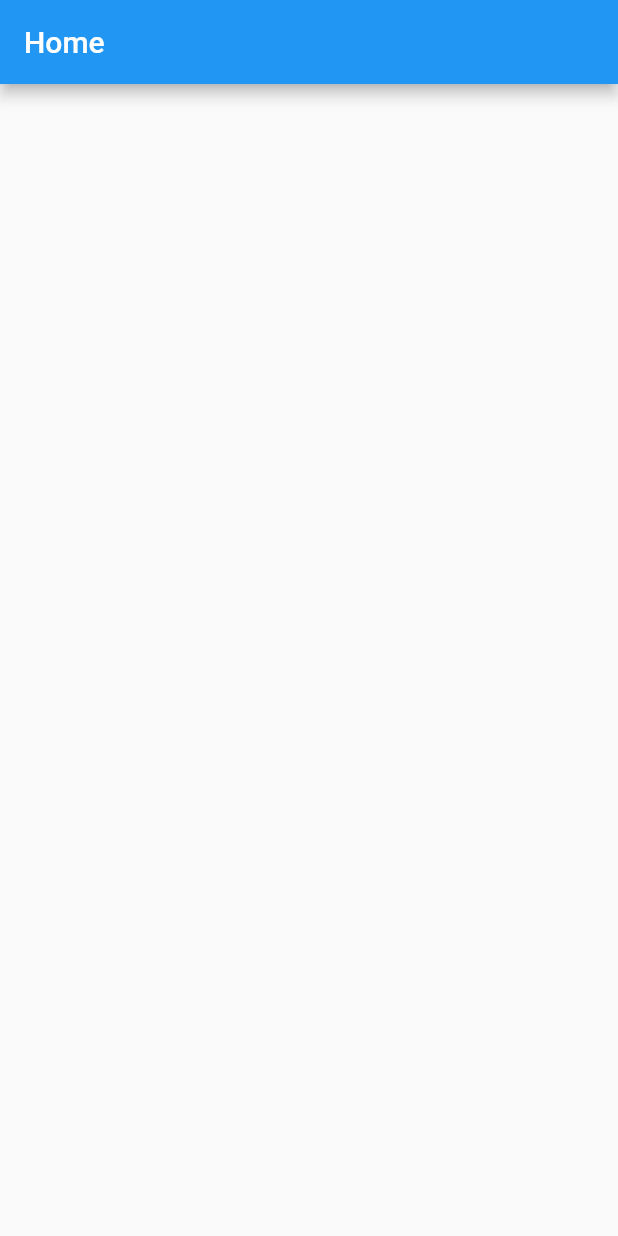
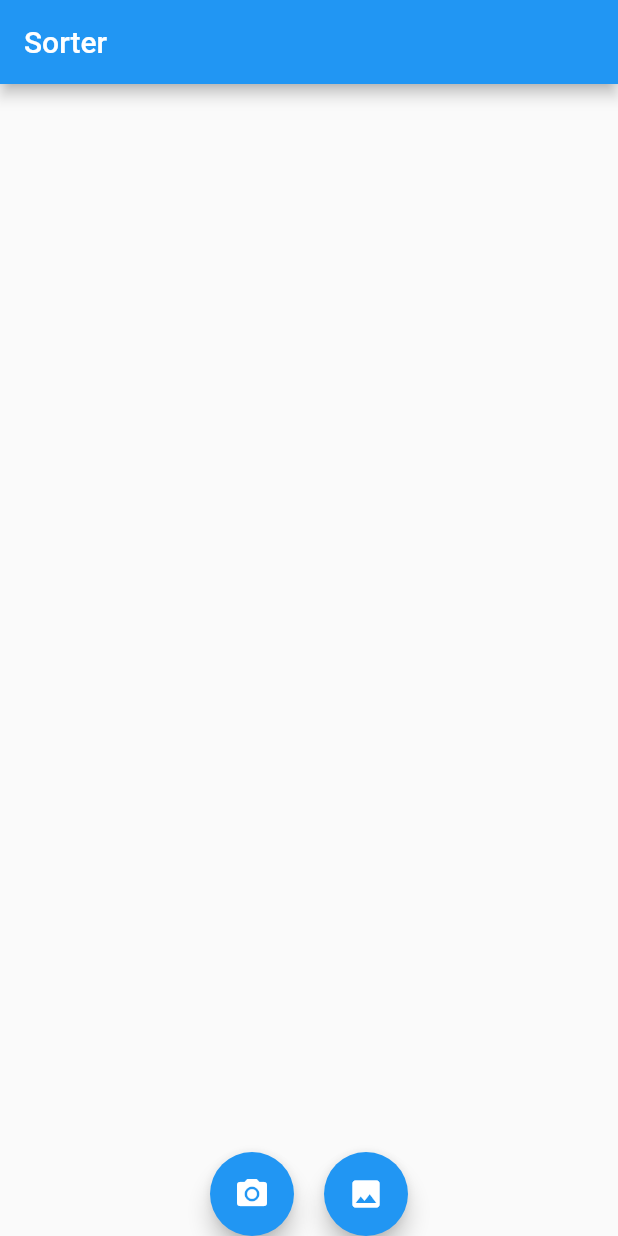
Before and after one commit to vpaniush/waste_sorter, a Flutter app: the screen it shows after launch, on a phone screen of 412 x 824 dp. Run offline on Flutter 3.47's test engine with Material 2 defaults, Android fonts, the phone set to English and light mode, and no system bars; our stand-ins replace easy_localization, equatable, flutter_bloc, flutter_screenutil, image_picker; missing offline and left inert: tflite.

Commit message:
setups tflite waste classifying by image

```diff
--- /dev/null
+++ b/assets/network/labels.txt
@@ -0,0 +1,6 @@
+0 cardboard
+1 glass
+2 metal
+3 paper
+4 plastic
+5 trash
--- /dev/null
+++ b/lib/data/api/waste_sorting/waste_sorting_service.dart
@@ -0,0 +1,7 @@
+abstract class WasteSortingService {
+  Future<void> load();
+
+  Future<List> classify(String path);
+
+  Future<void> close();
+}
--- /dev/null
+++ b/lib/domain/blocs/app_bloc/app_event.dart
@@ -0,0 +1,10 @@
+import 'package:equatable/equatable.dart';
+
+abstract class AppEvent extends Equatable {
+  const AppEvent();
+
+  @override
+  List<Object> get props => [];
+}
+
+class LoadApp extends AppEvent {}
--- /dev/null
+++ b/lib/domain/blocs/app_bloc/app_state.dart
@@ -0,0 +1,12 @@
+import 'package:equatable/equatable.dart';
+
+abstract class AppState extends Equatable {
+  const AppState();
+
+  @override
+  List<Object> get props => [];
+}
+
+class AppInitial extends AppState {}
+
+class AppLoaded extends AppState{}
--- /dev/null
+++ b/lib/domain/blocs/app_bloc/bloc.dart
@@ -0,0 +1,3 @@
+export 'app_bloc.dart';
+export 'app_event.dart';
+export 'app_state.dart';
--- /dev/null
+++ b/lib/domain/blocs/sorter_bloc/bloc.dart
@@ -0,0 +1,3 @@
+export 'sorter_bloc.dart';
+export 'sorter_event.dart';
+export 'sorter_state.dart';
--- /dev/null
+++ b/lib/domain/blocs/sorter_bloc/sorter_bloc.dart
@@ -0,0 +1,31 @@
+import 'dart:io';
+
+import 'package:flutter_bloc/flutter_bloc.dart';
+import 'package:image_picker/image_picker.dart';
+import 'package:waste_sorter/domain/repositories/waste_sorting_repository.dart';
+
+import 'sorter_event.dart';
+import 'sorter_state.dart';
+
+class SorterBloc extends Bloc<SorterEvent, SorterState> {
+  final _imagePicker = ImagePicker();
+  final WasteSortingRepository _repository;
+
+  SorterBloc(this._repository) : super(SorterInitial());
+
+  @override
+  Stream<SorterState> mapEventToState(SorterEvent event) async* {
+    if (event is ClassifyImage) {
+      yield* _mapPickImageFromCamera(event);
+    }
+  }
+
+  Stream<SorterState> _mapPickImageFromCamera(ClassifyImage event) async* {
+    final image = await _imagePicker.getImage(source: event.imageSource);
+    final sortResult = await _repository.classify(image.path);
+    yield SorterLoaded(
+      image: File(image.path),
+      sortResult: sortResult.toString(),
+    );
+  }
+}
--- /dev/null
+++ b/lib/domain/blocs/sorter_bloc/sorter_event.dart
@@ -0,0 +1,19 @@
+import 'package:equatable/equatable.dart';
+import 'package:image_picker/image_picker.dart';
+import 'package:meta/meta.dart';
+
+abstract class SorterEvent extends Equatable {
+  const SorterEvent();
+
+  @override
+  List<Object> get props => [];
+}
+
+class ClassifyImage extends SorterEvent {
+  final ImageSource imageSource;
+
+  ClassifyImage({@required this.imageSource});
+
+  @override
+  List<Object> get props => [imageSource];
+}
--- /dev/null
+++ b/lib/domain/blocs/sorter_bloc/sorter_state.dart
@@ -0,0 +1,32 @@
+import 'dart:io';
+
+import 'package:equatable/equatable.dart';
+
+abstract class SorterState extends Equatable {
+  const SorterState();
+
+  @override
+  List<Object> get props => [];
+}
+
+class SorterInitial extends SorterState {}
+
+class SorterLoaded extends SorterState {
+  final File image;
+  final String sortResult;
+
+  SorterLoaded({this.image, this.sortResult});
+
+  SorterLoaded copyWith({
+    File image,
+    String sortResult,
+  }) {
+    return SorterLoaded(
+      image: image ?? this.image,
+      sortResult: sortResult ?? this.sortResult,
+    );
+  }
+
+  @override
+  List<Object> get props => [image, sortResult];
+}
--- /dev/null
+++ b/lib/domain/repositories/waste_sorting_repository.dart
@@ -0,0 +1,13 @@
+import 'package:waste_sorter/data/api/waste_sorting/waste_sorting_service.dart';
+
+class WasteSortingRepository {
+  final WasteSortingService _service;
+
+  WasteSortingRepository(this._service);
+
+  Future<void> load() => _service.load();
+
+  Future<List> classify(String path) => _service.classify(path);
+
+  Future<void> close() => _service.close();
+}
--- a/lib/presentation/app.dart
+++ b/lib/presentation/app.dart
@@ -1,21 +1,63 @@
 import 'package:flutter/material.dart';
+import 'package:flutter_bloc/flutter_bloc.dart';
 import 'package:flutter_screenutil/flutter_screenutil.dart';
+import 'package:waste_sorter/data/api/waste_sorting/tflite_waste_sorting_service.dart';
+import 'package:waste_sorter/domain/blocs/app_bloc/bloc.dart';
+import 'package:waste_sorter/domain/blocs/sorter_bloc/bloc.dart';
+import 'package:waste_sorter/domain/repositories/waste_sorting_repository.dart';
 import 'package:waste_sorter/presentation/styles/design_config.dart';
 
-import 'screens/home/home_screen.dart';
+import 'screens/sorter/sorter_screen.dart';
 
 class App extends StatelessWidget {
   @override
   Widget build(BuildContext context) => ScreenUtilInit(
         designSize: DesignConfig.size,
         allowFontScaling: true,
-        builder: () => MaterialApp(
-          title: 'Flutter Demo',
-          theme: ThemeData(
-            primarySwatch: Colors.blue,
-            visualDensity: VisualDensity.adaptivePlatformDensity,
+        builder: () => MultiRepositoryProvider(
+          providers: _repositoryProviders(),
+          child: MultiBlocProvider(
+            providers: _blocProviders(),
+            child: BlocBuilder<AppBloc, AppState>(
+              builder: (context, state) {
+                if (state is AppLoaded) {
+                  return _materialApp();
+                }
+                return Container();
+              },
+            ),
           ),
-          home: HomeScreen(),
         ),
       );
+
+  _repositoryProviders() => [
+        RepositoryProvider<WasteSortingRepository>(
+          create: (context) => WasteSortingRepository(
+            TFliteWasteSortingService(),
+          ),
+        ),
+      ];
+
+  _blocProviders() => [
+        BlocProvider<AppBloc>(
+          create: (context) => AppBloc(
+            wasteSortingRepository:
+                RepositoryProvider.of<WasteSortingRepository>(context),
+          )..add(LoadApp()),
+        ),
+        BlocProvider<SorterBloc>(
+          create: (context) => SorterBloc(
+            RepositoryProvider.of<WasteSortingRepository>(context),
+          ),
+        ),
+      ];
+
+  Widget _materialApp() => MaterialApp(
+        title: 'Flutter Demo',
+        theme: ThemeData(
+          primarySwatch: Colors.blue,
+          visualDensity: VisualDensity.adaptivePlatformDensity,
+        ),
+        home: SorterScreen(),
+      );
 }
--- a/lib/presentation/screens/home/home_screen.dart
+++ /dev/null
@@ -1,10 +0,0 @@
-import 'package:flutter/material.dart';
-
-class HomeScreen extends StatelessWidget {
-  @override
-  Widget build(BuildContext context) => Scaffold(
-        appBar: AppBar(
-          title: Text('Home'),
-        ),
-      );
-}
--- /dev/null
+++ b/lib/presentation/screens/sorter/sorter_screen.dart
@@ -0,0 +1,66 @@
+import 'package:flutter/material.dart';
+import 'package:flutter_bloc/flutter_bloc.dart';
+import 'package:image_picker/image_picker.dart';
+import 'package:waste_sorter/domain/blocs/sorter_bloc/bloc.dart';
+
+class SorterScreen extends StatelessWidget {
+  @override
+  Widget build(BuildContext context) => Scaffold(
+        appBar: AppBar(title: Text('Sorter')),
+        body: _body(),
+        floatingActionButtonLocation: FloatingActionButtonLocation.centerDocked,
+        floatingActionButton: Row(
+          mainAxisSize: MainAxisSize.min,
+          children: [
+            _pickImageButton(
+              context,
+              icon: Icons.camera_alt,
+              imageSource: ImageSource.camera,
+            ),
+            SizedBox(width: 20),
+            _pickImageButton(
+              context,
+              icon: Icons.image,
+              imageSource: ImageSource.gallery,
+            ),
+          ],
+        ),
+      );
+
+  Widget _body() => BlocBuilder<SorterBloc, SorterState>(
+        builder: (context, state) {
+          if (state is SorterLoaded && state.image != null) {
+            return buildUI(context, state);
+          }
+          return Container();
+        },
+      );
+
+  Widget buildUI(BuildContext context, SorterLoaded state) =>
+      SingleChildScrollView(
+        child: Column(
+          children: [
+            Image.file(state.image),
+            SizedBox(height: 50),
+            Text(state.sortResult),
+            SizedBox(height: 100),
+          ],
+        ),
+      );
+
+  Widget _pickImageButton(
+    BuildContext context, {
+    IconData icon,
+    ImageSource imageSource,
+  }) =>
+      FloatingActionButton(
+        onPressed: () => _classifyImage(context, imageSource: imageSource),
+        child: Icon(icon),
+      );
+
+  void _classifyImage(BuildContext context, {ImageSource imageSource}) {
+    BlocProvider.of<SorterBloc>(context).add(
+      ClassifyImage(imageSource: imageSource),
+    );
+  }
+}
--- a/pubspec.yaml
+++ b/pubspec.yaml
@@ -28,6 +28,8 @@ dependencies:
   equatable: ^1.2.6
   flutter_bloc: ^6.1.3
   flutter_screenutil: ^4.0.4+1
+  tflite: ^1.1.1
+  image_picker: ^0.6.7+22
 
   # The following adds the Cupertino Icons font to your application.
   # Use with the CupertinoIcons class for iOS style icons.
@@ -50,3 +52,4 @@ flutter:
 
   assets:
     - assets/translations/
+    - assets/network/
```
Also changed, not shown: lib/data/api/waste_sorting/tflite_waste_sorting_service.dart (added, +31 -0 lines), lib/domain/blocs/app_bloc/app_bloc.dart (added, +30 -0 lines), 2 other files.
